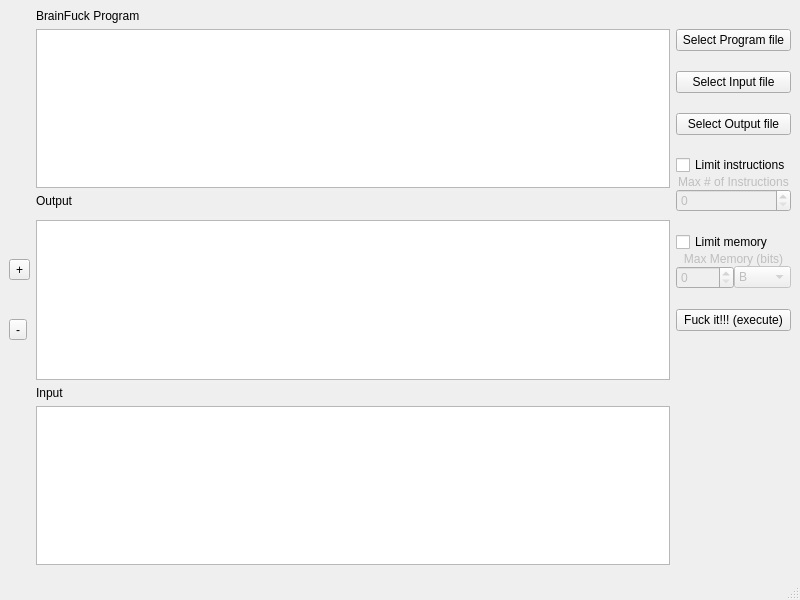
Above: mainwindow.ui from jimga150/BrainFuck_Parser_GUI before the change. Below: the same form after it.
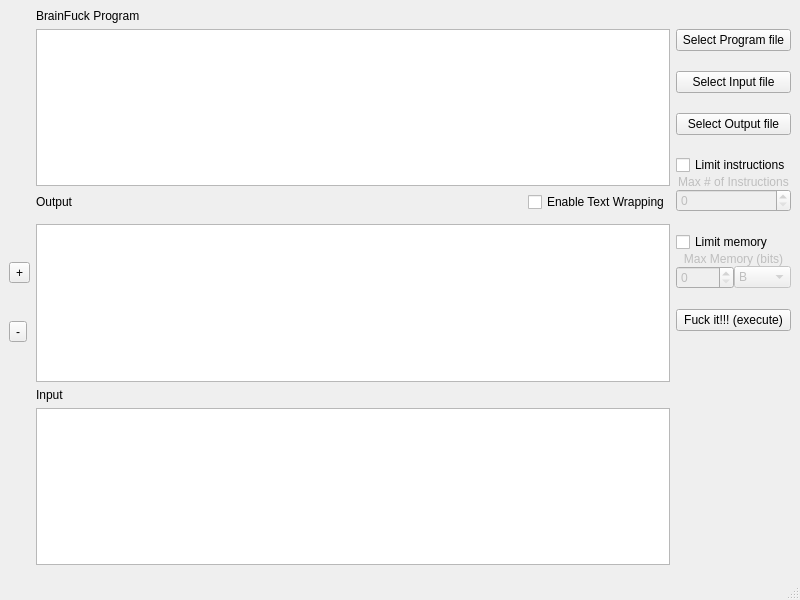
That is the form after the change.

Commit message: Added text wrapping option to output

The edit to the form file:
```diff
--- a/mainwindow.ui
+++ b/mainwindow.ui
@@ -15,36 +15,6 @@
   </property>
   <widget class="QWidget" name="centralwidget">
    <layout class="QGridLayout" name="gridLayout">
-    <item row="7" column="1">
-     <widget class="QTextEdit" name="Input">
-      <property name="acceptRichText">
-       <bool>false</bool>
-      </property>
-     </widget>
-    </item>
-    <item row="2" column="1">
-     <widget class="QTextEdit" name="Program_textbox"/>
-    </item>
-    <item row="5" column="1">
-     <widget class="QTextEdit" name="Output">
-      <property name="lineWrapMode">
-       <enum>QTextEdit::NoWrap</enum>
-      </property>
-      <property name="readOnly">
-       <bool>true</bool>
-      </property>
-      <property name="acceptRichText">
-       <bool>false</bool>
-      </property>
-     </widget>
-    </item>
-    <item row="6" column="1">
-     <widget class="QLabel" name="label_2">
-      <property name="text">
-       <string>Input</string>
-      </property>
-     </widget>
-    </item>
     <item row="3" column="1">
      <widget class="QLabel" name="label">
       <property name="text">
@@ -87,13 +57,6 @@
       </layout>
      </widget>
     </item>
-    <item row="0" column="1">
-     <widget class="QLabel" name="label_3">
-      <property name="text">
-       <string>BrainFuck Program</string>
-      </property>
-     </widget>
-    </item>
     <item row="2" column="4" rowspan="6">
      <widget class="QWidget" name="widget" native="true">
       <layout class="QGridLayout" name="gridLayout_2">
@@ -330,6 +293,50 @@
       </property>
      </spacer>
     </item>
+    <item row="3" column="2">
+     <widget class="QCheckBox" name="textWrapping_checkBox">
+      <property name="text">
+       <string>Enable Text Wrapping</string>
+      </property>
+     </widget>
+    </item>
+    <item row="2" column="1" colspan="2">
+     <widget class="QTextEdit" name="Program_textbox"/>
+    </item>
+    <item row="5" column="1" colspan="2">
+     <widget class="QTextEdit" name="Output">
+      <property name="lineWrapMode">
+       <enum>QTextEdit::NoWrap</enum>
+      </property>
+      <property name="readOnly">
+       <bool>true</bool>
+      </property>
+      <property name="acceptRichText">
+       <bool>false</bool>
+      </property>
+     </widget>
+    </item>
+    <item row="7" column="1" colspan="2">
+     <widget class="QTextEdit" name="Input">
+      <property name="acceptRichText">
+       <bool>false</bool>
+      </property>
+     </widget>
+    </item>
+    <item row="6" column="1" colspan="2">
+     <widget class="QLabel" name="label_2">
+      <property name="text">
+       <string>Input</string>
+      </property>
+     </widget>
+    </item>
+    <item row="0" column="1" colspan="2">
+     <widget class="QLabel" name="label_3">
+      <property name="text">
+       <string>BrainFuck Program</string>
+      </property>
+     </widget>
+    </item>
    </layout>
   </widget>
   <widget class="QMenuBar" name="menubar">
```
The commit also changes 2 other files.
